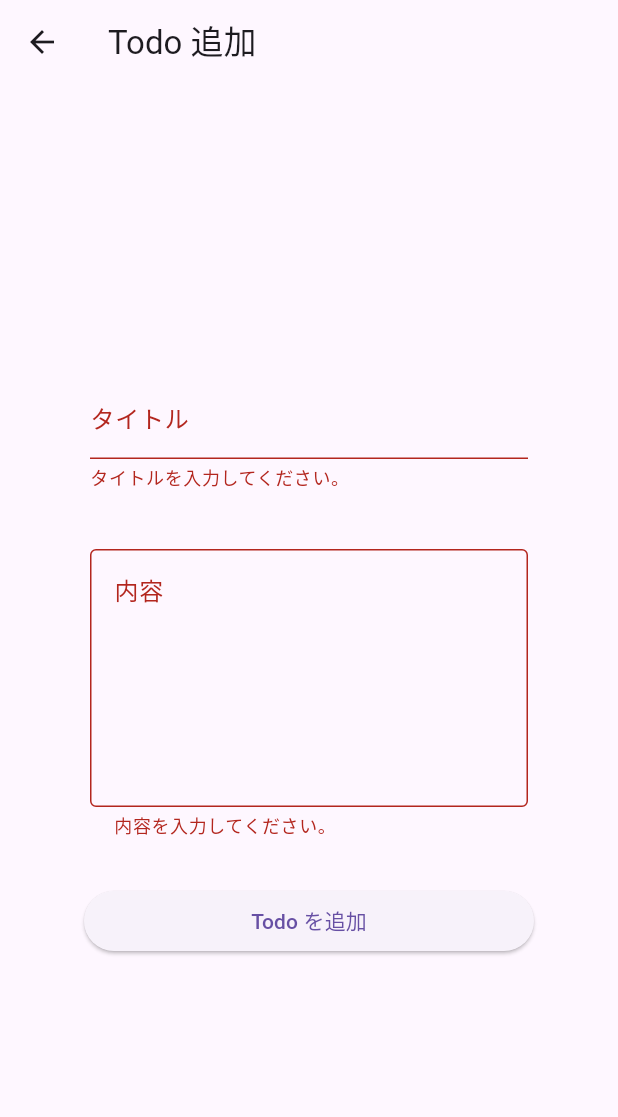
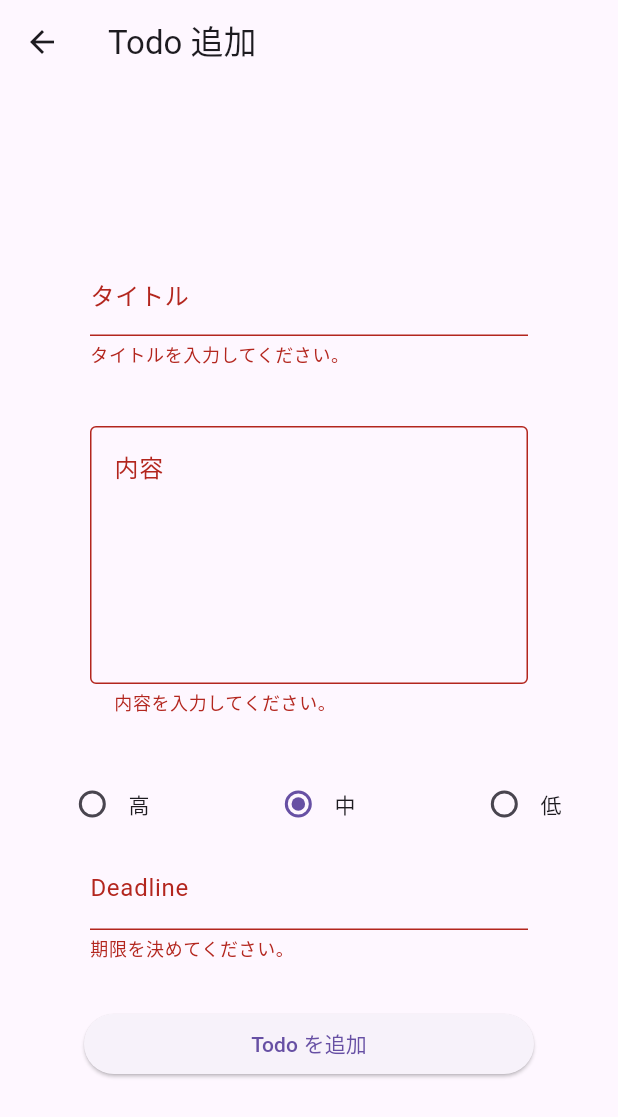
Before and after one commit to BeEngineer-Organization/todo_app_v2, a Flutter app: the TodoAddPage screen opened by its route, after a tap on "Todo を追加", on a phone screen of 412 x 824 dp. Shown: the top 1117 px of the screen. Run offline on Flutter 3.47's test engine with Material 3 defaults, Android fonts, the phone set to English and light mode, and no system bars; our stand-ins replace flutter_riverpod, sqflite; missing offline and left inert: dart:ffi; accounts and stored records are empty.

Commit message:
項目追加

```diff
--- a/lib/todo_add.dart
+++ b/lib/todo_add.dart
@@ -1,3 +1,5 @@
+import 'dart:ffi';
+
 import 'package:flutter/material.dart';
 import 'package:flutter_riverpod/flutter_riverpod.dart'; // 追加
 import 'todo_db.dart';
@@ -15,7 +17,12 @@ class _TodoAddPageState extends ConsumerState<TodoAddPage> {
   final formKey = GlobalKey<FormState>();
   final titleFormKey = GlobalKey<FormFieldState<String>>();
   final contentFormKey = GlobalKey<FormFieldState<String>>();
-  final Map<String, String> formValue = {};
+  final priorityFormKey = GlobalKey<FormFieldState<String>>();
+  final priorityController = TextEditingController();
+  final deadlineFormKey = GlobalKey<FormFieldState<String>>();
+  final deadlineController = TextEditingController();
+  final Map<String, dynamic> formValueStr = {};
+  int _value = 1;
 
   @override
   Widget build(BuildContext context) {
@@ -73,6 +80,85 @@ class _TodoAddPageState extends ConsumerState<TodoAddPage> {
                   },
                 ),
               ),
+              Row(
+                mainAxisAlignment: MainAxisAlignment.spaceAround,
+                children: [
+                  Row(
+                    children: [
+                      Radio(
+                        value: 0,
+                        groupValue: _value,
+                        onChanged: (int? value) {
+                          setState(() {
+                            _value = value!;
+                          });
+                        },
+                      ),
+                      const Text('高')
+                    ],
+                  ),
+                  Row(
+                    children: [
+                      Radio(
+                        value: 1,
+                        groupValue: _value,
+                        onChanged: (int? value) {
+                          setState(
+                            () {
+                              _value = value!;
+                            },
+                          );
+                        },
+                      ),
+                      const Text('中')
+                    ],
+                  ),
+                  Row(
+                    children: [
+                      Radio(
+                        value: 2,
+                        groupValue: _value,
+                        onChanged: (int? value) {
+                          setState(() {
+                            _value = value!;
+                          });
+                        },
+                      ),
+                      const Text('低')
+                    ],
+                  ),
+                ],
+              ),
+              Container(
+                margin: const EdgeInsets.only(bottom: 32),
+                padding: const EdgeInsets.all(4),
+                width: 300,
+                child: TextFormField(
+                    key: deadlineFormKey,
+                    controller: deadlineController,
+                    decoration: const InputDecoration(
+                      labelText: "Deadline",
+                    ),
+                    onTap: () async {
+                      FocusScope.of(context)
+                          .requestFocus(new FocusNode()); //キーボードを非表示
+                      DateTime? date = await showDatePicker(
+                        context: context,
+                        initialDate: DateTime.now(),
+                        firstDate: DateTime(2022),
+                        lastDate: DateTime(2100),
+                      );
+                      if (date != null) {
+                        deadlineController.text =
+                            date.toIso8601String().substring(0, 10);
+                      }
+                    },
+                    validator: (value) {
+                      return value == null || value.isEmpty
+                          ? '期限を決めてください。'
+                          : null;
+                    }),
+              ),
               asyncValue.when(
                 data: (_) {
                   return SizedBox(
@@ -81,11 +167,14 @@ class _TodoAddPageState extends ConsumerState<TodoAddPage> {
                     child: ElevatedButton(
                       onPressed: () {
                         if (formKey.currentState!.validate()) {
-                          formValue['title'] =
+                          formValueStr['title'] =
                               titleFormKey.currentState?.value ?? '';
-                          formValue['content'] =
+                          formValueStr['content'] =
                               contentFormKey.currentState?.value ?? ''; // 修正
-                          database.insertTodoItem(formValue);
+                          formValueStr['priority'] = _value;
+                          formValueStr['deadline'] =
+                              deadlineFormKey.currentState?.value ?? '';
+                          database.insertTodoItem(formValueStr);
                           ref.refresh(todoProvider);
                           Navigator.of(context).pop();
                         }
--- a/lib/todo_db.dart
+++ b/lib/todo_db.dart
@@ -1,4 +1,5 @@
 import 'dart:async';
+import 'dart:ffi';
 import 'package:flutter/material.dart';
 import 'package:path/path.dart';
 import 'package:sqflite/sqflite.dart';
@@ -9,12 +10,16 @@ class TodoItem {
     required this.title,
     required this.content,
     required this.isCompleted,
+    required this.priority,
+    required this.deadline,
   });
 
   final int id;
   final String title;
   final String content;
   final bool isCompleted;
+  final int priority;
+  final String deadline;
 
   Map<String, dynamic> toMap() {
     return {
@@ -22,12 +27,14 @@ class TodoItem {
       'title': title,
       'content': content,
       'isCompleted': isCompleted ? 1 : 0,
+      'priority': priority,
+      'deadline': deadline,
     };
   }
 
   @override
   String toString() {
-    return 'TodoItem{id: $id, title: $title, content: $content, isCompleted: $isCompleted}';
+    return 'TodoItem{id: $id, title: $title, content: $content, isCompleted: $isCompleted,isCompleted: $isCompleted, priority:$priority}';
   }
 
   TodoItem copyWith({
@@ -35,12 +42,16 @@ class TodoItem {
     String? title,
     String? content,
     bool? isCompleted,
+    int? priority,
+    String? deadline,
   }) {
     return TodoItem(
       id: id ?? this.id,
       title: title ?? this.title,
       content: content ?? this.content,
       isCompleted: isCompleted ?? this.isCompleted,
+      priority: priority ?? this.priority,
+      deadline: deadline ?? this.deadline,
     );
   }
 }
@@ -55,7 +66,7 @@ class TodoItemDatabase {
       join(await getDatabasesPath(), 'TodoItem_database.db'),
       onCreate: (db, version) {
         return db.execute(
-          'CREATE TABLE TodoItem(id INTEGER PRIMARY KEY AUTOINCREMENT, title TEXT, content TEXT, isCompleted INTEGER)',
+          'CREATE TABLE TodoItem(id INTEGER PRIMARY KEY AUTOINCREMENT, title TEXT, content TEXT, isCompleted INTEGER,priority INTEGER, deadline TEXT)',
         );
       },
       version: 1,
@@ -69,9 +80,11 @@ class TodoItemDatabase {
       {
         "title": formValue['title'],
         "content": formValue['content'],
+        "priority": formValue['priority'],
+        "deadline": formValue['deadline'],
         'isCompleted': 0,
       },
-      conflictAlgorithm: ConflictAlgorithm.replace,
+      conflictAlgorithm: ConflictAlgorithm.fail,
     );
   }
 
@@ -84,6 +97,8 @@ class TodoItemDatabase {
         title: maps[i]['title'],
         content: maps[i]['content'],
         isCompleted: maps[i]['isCompleted'] == 1,
+        priority: maps[i]['priority'],
+        deadline: maps[i]['deadline'],
       );
     });
   }
@@ -100,6 +115,8 @@ class TodoItemDatabase {
       title: maps[0]['title'],
       content: maps[0]['content'],
       isCompleted: maps[0]['isCompleted'] == 1,
+      priority: maps[0]['priority'],
+      deadline: maps[0]['deadline'],
     );
   }
 
@@ -120,7 +137,7 @@ class TodoItemDatabase {
       todoItem.toMap(),
       where: 'id = ?',
       whereArgs: [todoItem.id],
-      conflictAlgorithm: ConflictAlgorithm.fail,
+      conflictAlgorithm: ConflictAlgorithm.replace,
     );
   }
 
@@ -131,7 +148,7 @@ class TodoItemDatabase {
       {'isCompleted': isCompleted ? 0 : 1},
       where: 'id = ?',
       whereArgs: [index],
-      conflictAlgorithm: ConflictAlgorithm.fail,
+      conflictAlgorithm: ConflictAlgorithm.replace,
     );
   }
 
--- a/lib/todo_detail.dart
+++ b/lib/todo_detail.dart
@@ -28,7 +28,7 @@ class TodoDetailPage extends ConsumerWidget {
                 if (snapshot.connectionState == ConnectionState.waiting) {
                   return const Text('ロード中...');
                 } else if (snapshot.hasError) {
-                  return const Text('エラーです');
+                  return Text('${snapshot.error}');
                 } else if (snapshot.data == null) {
                   throw Exception('データが空です。');
                 } else {
@@ -62,8 +62,27 @@ class TodoDetailPage extends ConsumerWidget {
                             margin: const EdgeInsets.all(8),
                             width: 300,
                             height: 200,
-                            child: Text(todoItem.content), // 修正
+                            child: Text(
+                              todoItem.content,
+                            ), // 修正
                           ),
+                        ),
+                        Container(
+                            alignment: Alignment.centerLeft,
+                            margin: const EdgeInsets.only(bottom: 10),
+                            child: Builder(builder: (BuildContext context) {
+                              if (todoItem.priority == 0) {
+                                return const Text('優先度：高');
+                              } else if (todoItem.priority == 1) {
+                                return const Text('優先度：中');
+                              } else {
+                                return const Text('優先度：低');
+                              }
+                            })),
+                        Container(
+                          alignment: Alignment.centerLeft,
+                          margin: const EdgeInsets.only(bottom: 10),
+                          child: Text('期限: ${todoItem.deadline}'),
                         ),
                         SizedBox(
                           width: 300,
```
